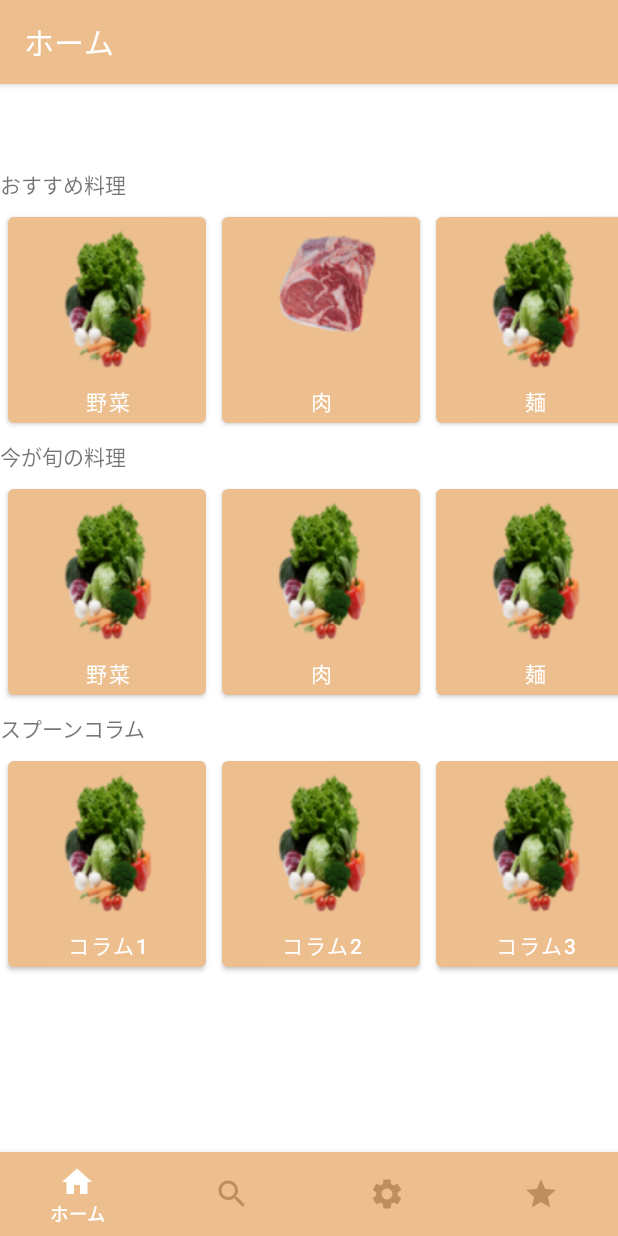
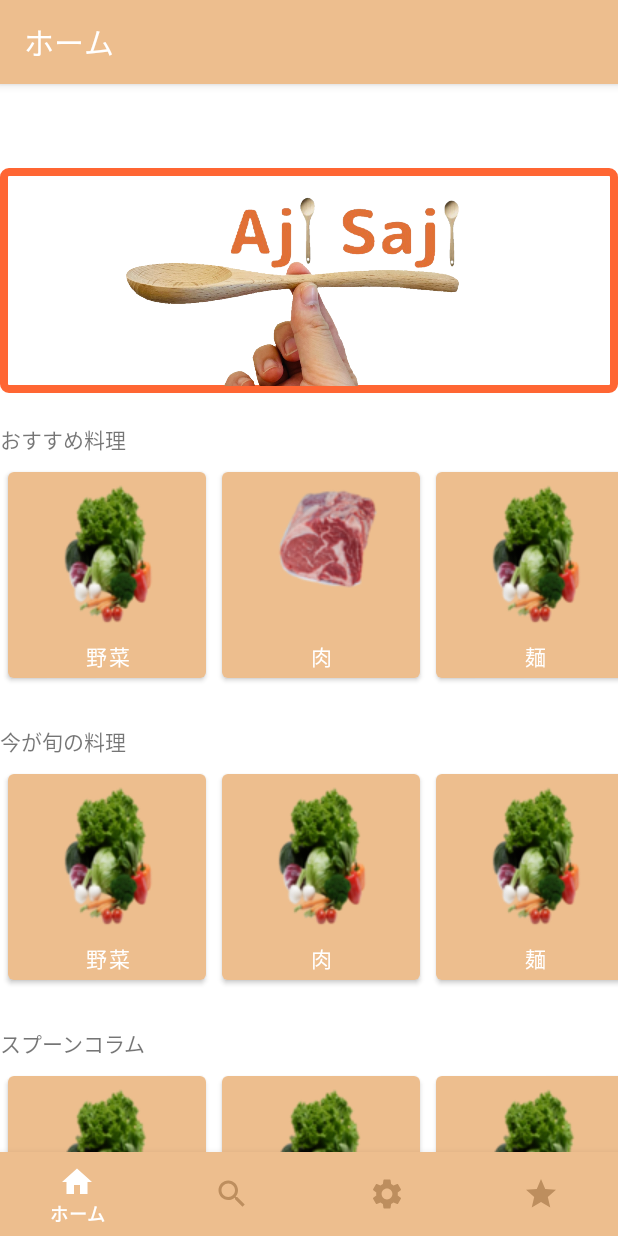
Before and after one commit to keihayashibe3/th225ajisaji, an Android app: the screen it shows after launch (MainActivity), on a phone screen of 412 x 824 dp. Run offline under Robolectric (Android 15) with nearby library versions, the phone set to English and light mode, and no system bars; our stand-ins replace navigation-ui.

Commit message:
ホーム画面にロゴ追加、　スクロールビュー追加

```diff
--- a/app/src/main/res/layout/fragment_home.xml
+++ b/app/src/main/res/layout/fragment_home.xml
@@ -1,13 +1,34 @@
 <?xml version="1.0" encoding="utf-8"?>
-<LinearLayout xmlns:android="http://schemas.android.com/apk/res/android"
+<androidx.constraintlayout.widget.ConstraintLayout xmlns:android="http://schemas.android.com/apk/res/android"
     xmlns:app="http://schemas.android.com/apk/res-auto"
     xmlns:tools="http://schemas.android.com/tools"
     android:layout_width="match_parent"
     android:layout_height="match_parent"
-    android:orientation="vertical"
+
     tools:context=".ui.home.HomeFragment">
 
+
     <!--おすすめ-->
+
+
+    <ScrollView
+        android:layout_width="match_parent"
+        android:layout_height="match_parent">
+
+        <LinearLayout
+            android:layout_width="match_parent"
+            android:layout_height="match_parent"
+            android:orientation="vertical">
+
+            <ImageView
+                android:id="@+id/imageView2"
+                android:layout_width="match_parent"
+                android:layout_height="150dp"
+                android:layout_weight="1"
+                android:background="@drawable/border"
+                android:src="@drawable/ajisaji_logo"
+                />
+
             <LinearLayout
                 android:layout_width="match_parent"
                 android:layout_height="wrap_content">
@@ -17,13 +38,15 @@
                     android:layout_width="wrap_content"
                     android:layout_height="wrap_content"
                     android:layout_weight="1"
-            android:text="おすすめ料理" />
+                    android:text="おすすめ料理"
+                    android:paddingTop="20dp"/>
 
             </LinearLayout>
 
             <HorizontalScrollView
                 android:layout_width="wrap_content"
                 android:layout_height="wrap_content">
+
                 <LinearLayout
                     android:layout_width="wrap_content"
                     android:layout_height="wrap_content">
@@ -44,9 +67,9 @@
                         android:layout_height="wrap_content"
                         android:layout_gravity="center"
                         android:layout_margin="5dp"
-            android:text="肉"
+                        android:drawableTop="@drawable/niku"
                         android:onClick="onClickOniku"
-            android:drawableTop="@drawable/niku"/>
+                        android:text="肉" />
 
                     <Button
                         android:id="@+id/button_men"
@@ -79,7 +102,6 @@
             </HorizontalScrollView>
 
 
-
             <!--旬-->
             <LinearLayout
                 android:layout_width="match_parent"
@@ -90,17 +112,18 @@
                     android:layout_width="wrap_content"
                     android:layout_height="wrap_content"
                     android:layout_weight="1"
-            android:text="今が旬の料理" />
+                    android:text="今が旬の料理"
+                    android:paddingTop="20dp"/>
 
             </LinearLayout>
 
             <HorizontalScrollView
                 android:layout_width="wrap_content"
                 android:layout_height="wrap_content">
+
                 <LinearLayout
                     android:layout_width="wrap_content"
                     android:layout_height="wrap_content">
-
 
 
                     <Button
@@ -110,8 +133,7 @@
                         android:layout_gravity="center"
                         android:layout_margin="5dp"
                         android:drawableTop="@drawable/yasai_home"
-            android:text="野菜"
-            />
+                        android:text="野菜" />
 
                     <Button
                         android:id="@+id/button_shun2"
@@ -163,7 +185,8 @@
                     android:layout_width="wrap_content"
                     android:layout_height="wrap_content"
                     android:layout_weight="1"
-            android:text="スプーンコラム" />
+                    android:text="スプーンコラム"
+                    android:paddingTop="20dp"/>
 
             </LinearLayout>
 
@@ -223,5 +246,16 @@
                 </LinearLayout>
             </HorizontalScrollView>
 
+            <!--なんのいみがあるかは分からないけどスクロールビューの関係で下にテキストを用意しないと見切れる-->
+            <TextView
+                android:id="@+id/x_x_x"
+                android:layout_width="match_parent"
+                android:layout_height="wrap_content"
+                android:layout_weight="1"
+                android:text=""
+                android:textSize="48dp"/>
+        </LinearLayout>    </ScrollView>
 
-</LinearLayout>
+
+
+</androidx.constraintlayout.widget.ConstraintLayout>
```
Also changed, not shown: app/src/main/res/drawable/ajisaji_logo.png (added). Lines whose indentation alone changed are shown as unchanged.
